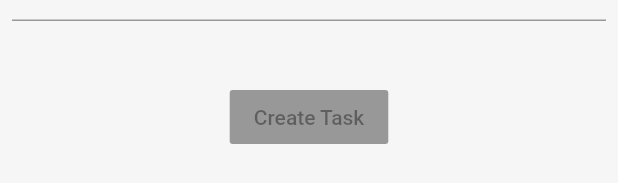
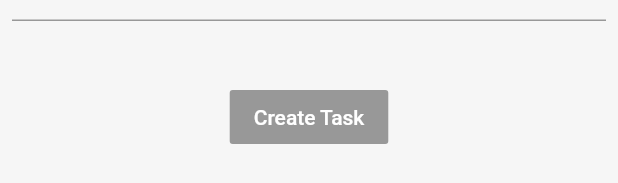
Before and after one commit to jlaskowska/todo, a Flutter app: the CreateTaskSheet widget shown alone on an empty page, opened directly, on a phone screen of 412 x 824 dp. Shown: the part 228-411 px from the top of the screen. Run offline on Flutter 3.47's test engine with Material 2 defaults, Android fonts, the phone set to English and light mode, and no system bars; our stand-ins replace flutter_mobx, hive, hive_flutter, mobx; accounts and stored records are empty; generated files the repository leaves out were written again.

Commit message:
UI tweaks.

```diff
--- a/lib/widgets/create_task_sheet/create_task_sheet.dart
+++ b/lib/widgets/create_task_sheet/create_task_sheet.dart
@@ -45,7 +45,12 @@ class _CreateTaskSheetState extends State<CreateTaskSheet> {
             Observer(
               builder: (_) => RaisedButton(
                 color: Theme.of(context).accentColor,
-                child: Text(AppLocalizations.of(context).createTaskSheetButton),
+                child: Text(
+                  AppLocalizations.of(context).createTaskSheetButton,
+                  style: TextStyle(
+                    color: Colors.white,
+                  ),
+                ),
                 onPressed: store.validTitle
                     ? () {
                         store.addTask();
--- a/lib/widgets/task_screen/task_tile.dart
+++ b/lib/widgets/task_screen/task_tile.dart
@@ -48,7 +48,10 @@ class TaskTile extends StatelessWidget {
       },
       direction: DismissDirection.endToStart,
       child: Container(
-        margin: const EdgeInsets.all(16.0),
+        margin: const EdgeInsets.symmetric(
+          horizontal: 16.0,
+          vertical: 8.0,
+        ),
         decoration: BoxDecoration(
           color: Theme.of(context).bottomAppBarColor,
           borderRadius: BorderRadius.circular(16.0),
```
